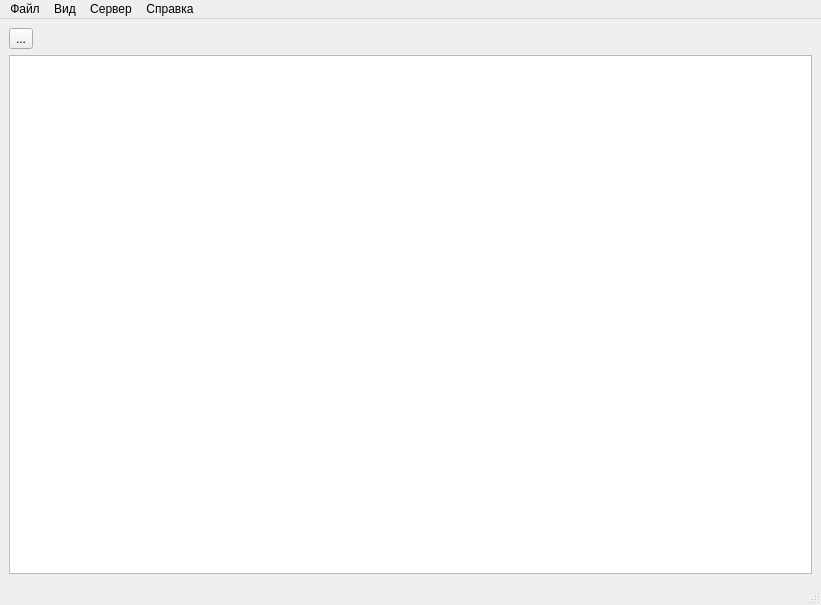
This is ws_admin_qt/ws_admin_qt/mainwindow.ui in arcirk/ws_solution as Qt 5 draws it before an edit. The edited form follows.
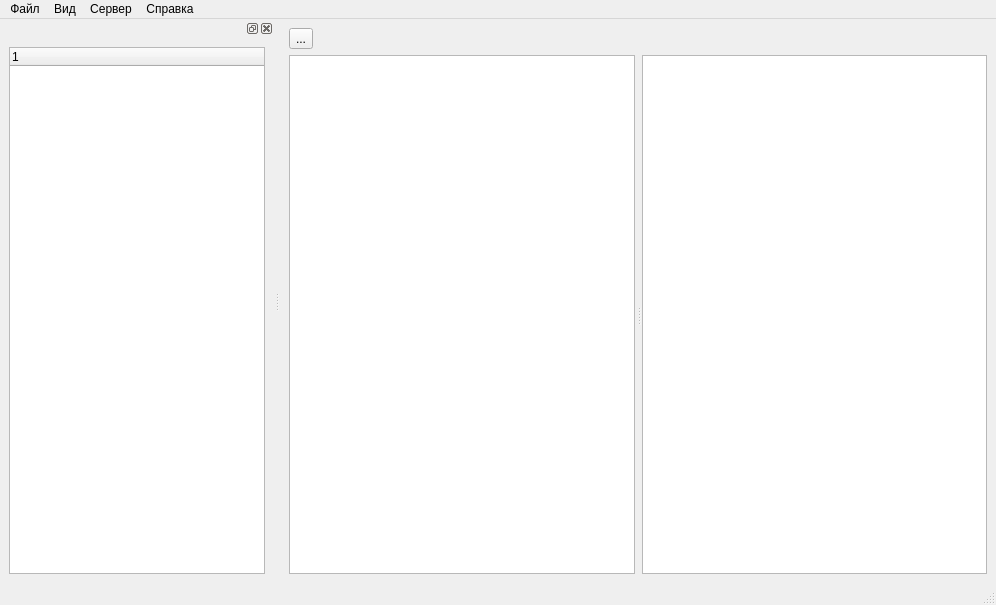
This is the edited form.

What changed in the file:
```diff
--- a/ws_admin_qt/ws_admin_qt/mainwindow.ui
+++ b/ws_admin_qt/ws_admin_qt/mainwindow.ui
@@ -6,7 +6,7 @@
    <rect>
     <x>0</x>
     <y>0</y>
-    <width>821</width>
+    <width>996</width>
     <height>605</height>
    </rect>
   </property>
@@ -14,16 +14,50 @@
    <string>Консоль администрирования</string>
   </property>
   <widget class="QWidget" name="centralwidget">
-   <layout class="QVBoxLayout" name="verticalLayout">
-    <item>
+   <layout class="QGridLayout" name="gridLayout">
+    <item row="0" column="0">
      <widget class="QToolButton" name="toolButton">
       <property name="text">
        <string>...</string>
       </property>
      </widget>
     </item>
-    <item>
-     <widget class="QTreeView" name="treeChildObjectServers"/>
+    <item row="1" column="0">
+     <widget class="QSplitter" name="splitter">
+      <property name="sizeIncrement">
+       <size>
+        <width>0</width>
+        <height>0</height>
+       </size>
+      </property>
+      <property name="orientation">
+       <enum>Qt::Horizontal</enum>
+      </property>
+      <property name="handleWidth">
+       <number>7</number>
+      </property>
+      <widget class="QTreeView" name="treeChildObjectServers">
+       <property name="minimumSize">
+        <size>
+         <width>0</width>
+         <height>0</height>
+        </size>
+       </property>
+       <property name="maximumSize">
+        <size>
+         <width>16777215</width>
+         <height>16777215</height>
+        </size>
+       </property>
+       <property name="baseSize">
+        <size>
+         <width>0</width>
+         <height>0</height>
+        </size>
+       </property>
+      </widget>
+      <widget class="QListWidget" name="listWidget"/>
+     </widget>
     </item>
    </layout>
   </widget>
@@ -32,7 +66,7 @@
     <rect>
      <x>0</x>
      <y>0</y>
-     <width>821</width>
+     <width>996</width>
      <height>22</height>
     </rect>
    </property>
@@ -68,6 +102,24 @@
    <addaction name="menu_4"/>
   </widget>
   <widget class="QStatusBar" name="statusbar"/>
+  <widget class="QDockWidget" name="dockWidget">
+   <attribute name="dockWidgetArea">
+    <number>1</number>
+   </attribute>
+   <widget class="QWidget" name="dockWidgetContents">
+    <layout class="QGridLayout" name="gridLayout_2">
+     <item row="0" column="0">
+      <widget class="QTreeWidget" name="treeWidget">
+       <column>
+        <property name="text">
+         <string notr="true">1</string>
+        </property>
+       </column>
+      </widget>
+     </item>
+    </layout>
+   </widget>
+  </widget>
   <action name="action">
    <property name="text">
     <string>О программе ...</string>
```
